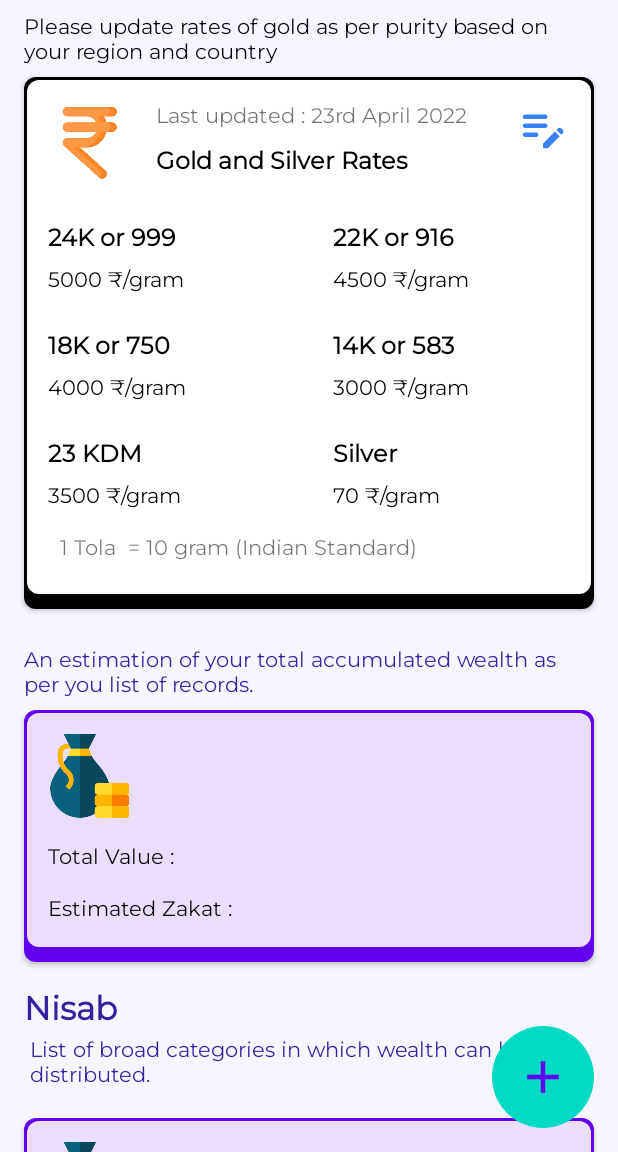
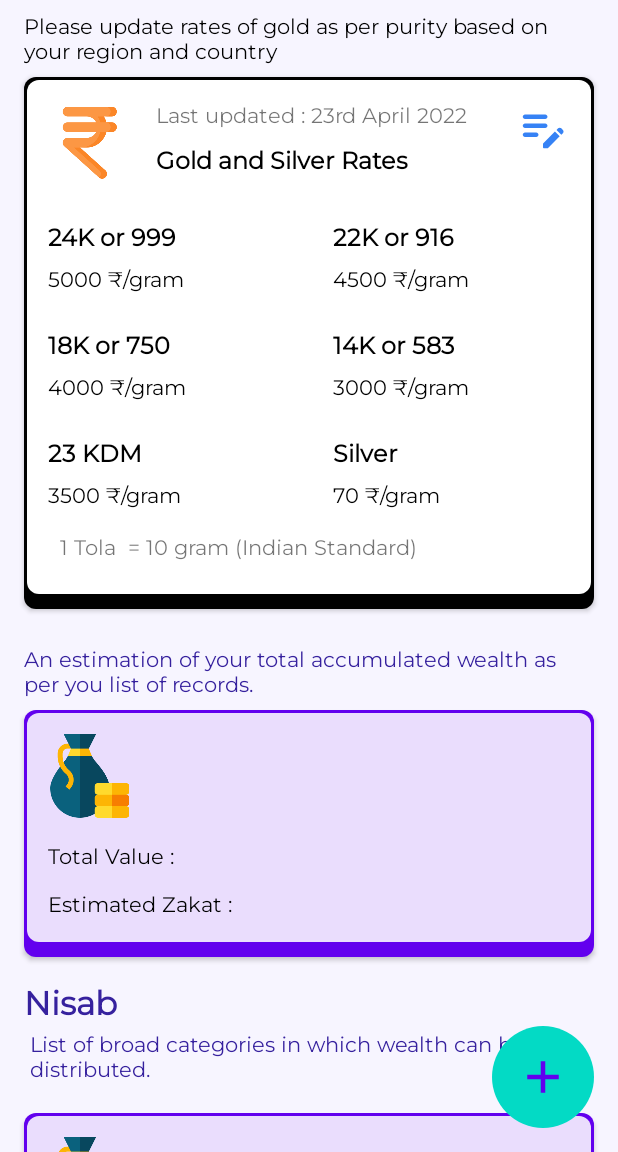
Before and after one commit to fazal88/Zakat-Nisab, an Android app built with Jetpack Compose: the screen it shows after launch (MainActivity), on a phone screen of 412 x 824 dp, the part 84-1236 px from its top. Run offline under Robolectric (Android 15) with nearby library versions, the phone set to English and light mode, and no system bars; our stand-ins replace Dagger/Hilt's generated code, Room's generated code, data binding; libraries missing offline, so code that uses them is left out: com.google.firebase.remoteconfig; network calls fail; pictures from the network do not load; 6 statements that could not run were skipped.

Commit message:
added value

```diff
--- a/app/src/main/java/com/androidvoyage/zakat/model/NisabCategoryItem.kt
+++ b/app/src/main/java/com/androidvoyage/zakat/model/NisabCategoryItem.kt
@@ -15,6 +15,5 @@ data class NisabCategoryItem(
     @PrimaryKey
     val type : String,
     val totalValue : Long = 0,
-    val zakatValue : Long = 0,
     val lastUpdated : Long = System.currentTimeMillis(),
 ) : Parcelable
--- a/app/src/main/java/com/androidvoyage/zakat/model/NisabItem.kt
+++ b/app/src/main/java/com/androidvoyage/zakat/model/NisabItem.kt
@@ -21,5 +21,5 @@ data class NisabItem(
     var purity: String = "",
     var weight: String = "",
     var price: String = "",
-    var estimatedValue: Long = 0
+    var estimatedValue: String = ""
 ) : Parcelable
--- a/app/src/main/java/com/androidvoyage/zakat/screens/dashboard/DashboardViewModel.kt
+++ b/app/src/main/java/com/androidvoyage/zakat/screens/dashboard/DashboardViewModel.kt
@@ -27,7 +27,6 @@ class DashboardViewModel : ViewModel() {
         overview.value = NisabCategoryItem(
             Features.PREF_OVER_ALL,
             0,
-            0,
             System.currentTimeMillis()
         )
     }
--- a/app/src/main/res/layout/item_dashboard.xml
+++ b/app/src/main/res/layout/item_dashboard.xml
@@ -96,27 +96,32 @@
             android:id="@+id/tv_label_zakat"
             android:layout_width="wrap_content"
             android:layout_height="wrap_content"
-            android:layout_marginTop="16dp"
             android:text="@string/str_estimated_zakat"
             android:textColor="@color/black"
+            app:layout_constraintBottom_toBottomOf="@+id/tv_zakat"
             app:layout_constraintStart_toStartOf="@id/tv_label_value"
-            app:layout_constraintTop_toBottomOf="@+id/tv_label_value" />
+            app:layout_constraintTop_toTopOf="@+id/tv_zakat"
+            app:setZakatVisibile="@{item.type}"
+            tools:visibility="gone" />
 
         <TextView
             android:id="@+id/tv_zakat"
             android:layout_width="0dp"
             android:layout_height="wrap_content"
             android:layout_marginHorizontal="16dp"
+            android:layout_marginTop="8dp"
+            android:layout_marginBottom="16dp"
             android:gravity="end"
             android:textColor="@color/black"
             android:textSize="18sp"
             android:textStyle="bold"
-            app:layout_constraintBottom_toBottomOf="@+id/tv_label_zakat"
+            setEstimatedZakat="@{item.totalValue}"
             app:layout_constraintEnd_toEndOf="parent"
             app:layout_constraintStart_toEndOf="@+id/tv_label_zakat"
-            app:layout_constraintTop_toTopOf="@+id/tv_label_zakat"
-            app:setAmountFromPref="@{item.zakatValue}"
-            tools:text="2000" />
+            app:layout_constraintTop_toBottomOf="@+id/tv_value"
+            app:setZakatVisibile="@{item.type}"
+            tools:text="2000"
+            tools:visibility="gone" />
 
         <Space
             android:layout_width="0dp"
--- a/app/src/main/res/values/strings.xml
+++ b/app/src/main/res/values/strings.xml
@@ -9,6 +9,7 @@
     <string name="str_weight_in_grams_1_tola_10_grams_at_present">Weight in grams <b>(1 Tola = 10 grams at present)</b></string>
     <string name="str_list_all_nisab">List All Nisab</string>
     <string name="str_cost">Price/Value : ₹%s</string>
+    <string name="str_concate_rupee">₹  ₹%s</string>
     <string name="str_hint">Enter Name</string>
     <string name="str_hint_cost">Enter Cost</string>
     <string name="str_hint_select_nisab">Select Nisab Type</string>
```
Also changed, not shown: app/src/main/java/com/androidvoyage/zakat/screens/edit/EditFragment.kt (+32 -7 lines), app/src/main/java/com/androidvoyage/zakat/screens/edit/EditViewModel.kt (+9 -4 lines), app/src/main/java/com/androidvoyage/zakat/util/BindingUtils.kt (+14 -1 lines), app/src/main/res/layout/edit_fragment.xml (+9 -7 lines).
